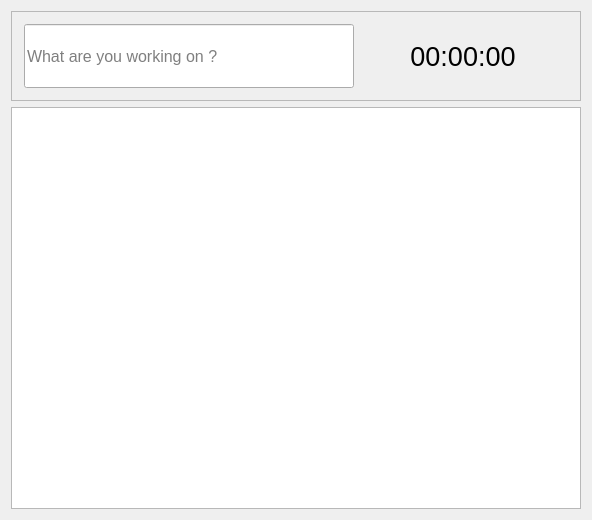
This is src/gui/activityWidget.ui in AlexandrePTJ/kemai as Qt 5 draws it before an edit. The edited form follows.
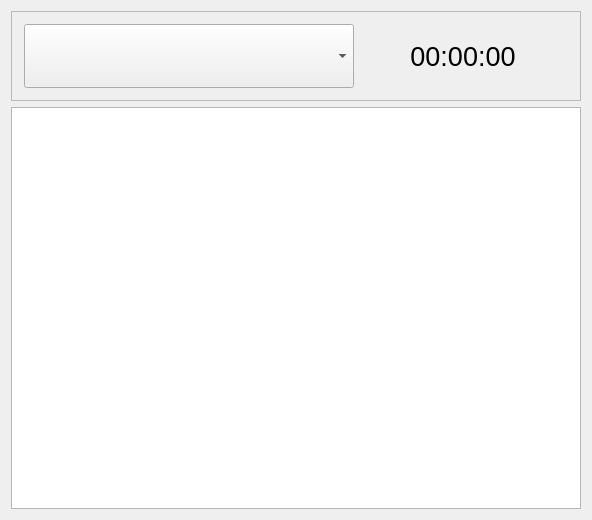
This is the edited form. Icons and pictures are not drawn.

Commit message: Rework activity combo

Patch:
```diff
--- a/src/gui/activityWidget.ui
+++ b/src/gui/activityWidget.ui
@@ -60,7 +60,7 @@
        <number>12</number>
       </property>
       <item>
-       <widget class="QLineEdit" name="lineEdit">
+       <widget class="QComboBox" name="cbTimeSheetParams">
         <property name="sizePolicy">
          <sizepolicy hsizetype="Expanding" vsizetype="Preferred">
           <horstretch>0</horstretch>
@@ -72,9 +72,6 @@
           <pointsize>12</pointsize>
          </font>
         </property>
-        <property name="frame">
-         <bool>true</bool>
-        </property>
         <property name="placeholderText">
          <string>What are you working on ?</string>
         </property>
```
The commit also changes 8 other files.
